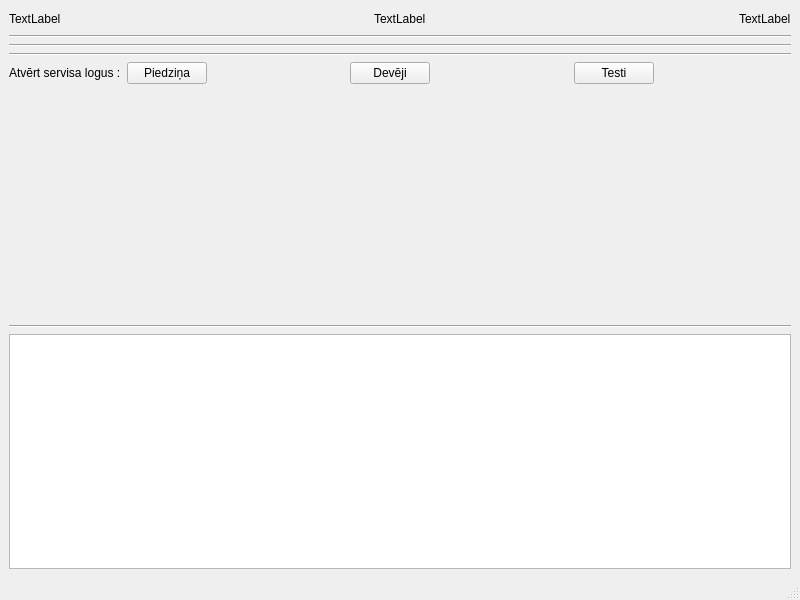
Qt form hwservice.ui (kasarkonic/Sauka1) before a commit.
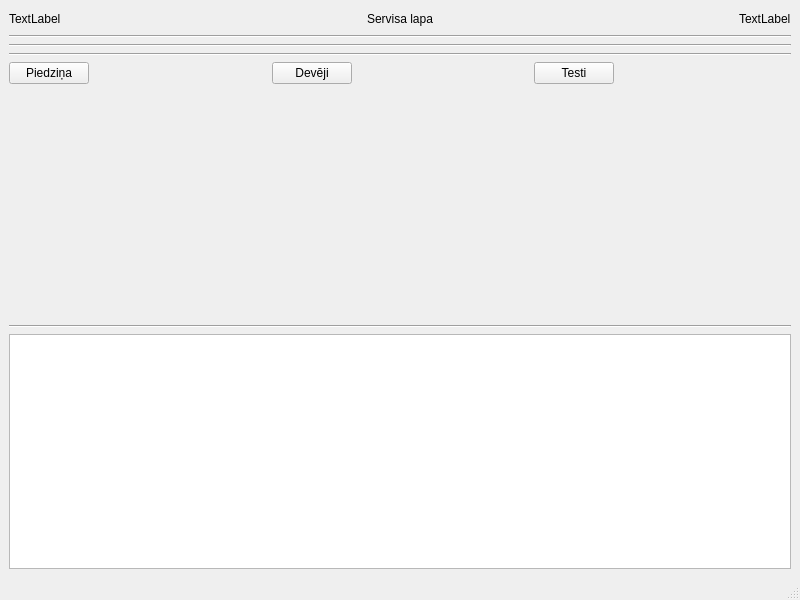
The same form after that commit.

Commit message: change widget service UI

```diff
--- a/hwservice.ui
+++ b/hwservice.ui
@@ -40,7 +40,7 @@
       <item>
        <widget class="QLabel" name="label_3">
         <property name="text">
-         <string>TextLabel</string>
+         <string>Servisa lapa</string>
         </property>
        </widget>
       </item>
@@ -93,13 +93,6 @@
         </item>
         <item>
          <layout class="QHBoxLayout" name="horizontalLayout_3">
-          <item>
-           <widget class="QLabel" name="label_5">
-            <property name="text">
-             <string>Atvērt servisa logus :</string>
-            </property>
-           </widget>
-          </item>
           <item>
            <widget class="QPushButton" name="pushButton_actuator">
             <property name="text">
```
Left out of the diff: 2 changed lines with no effect on the pictures. The commit also changes 6 other files.
